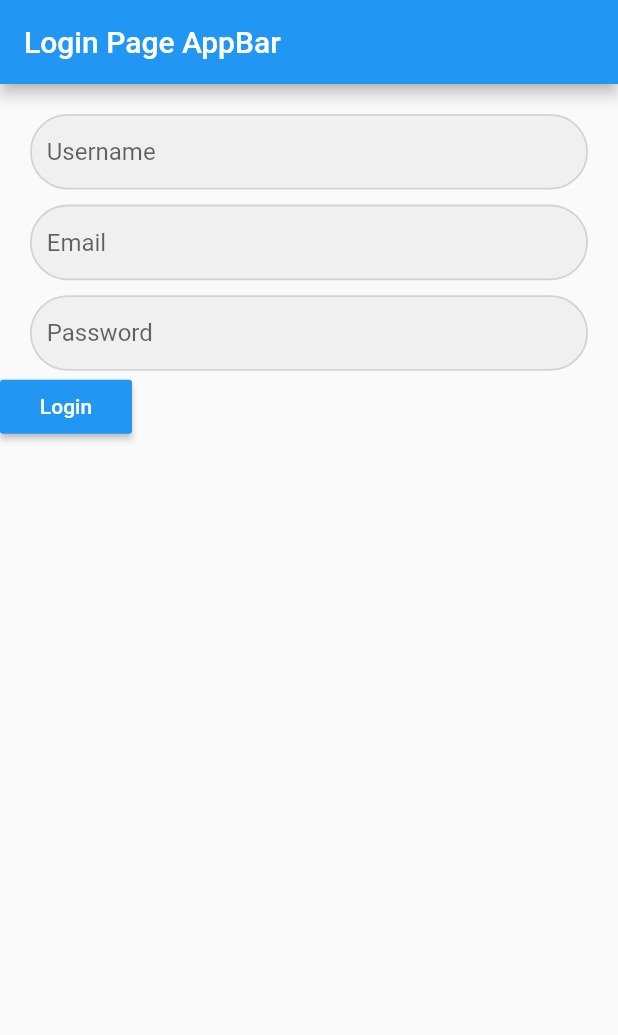
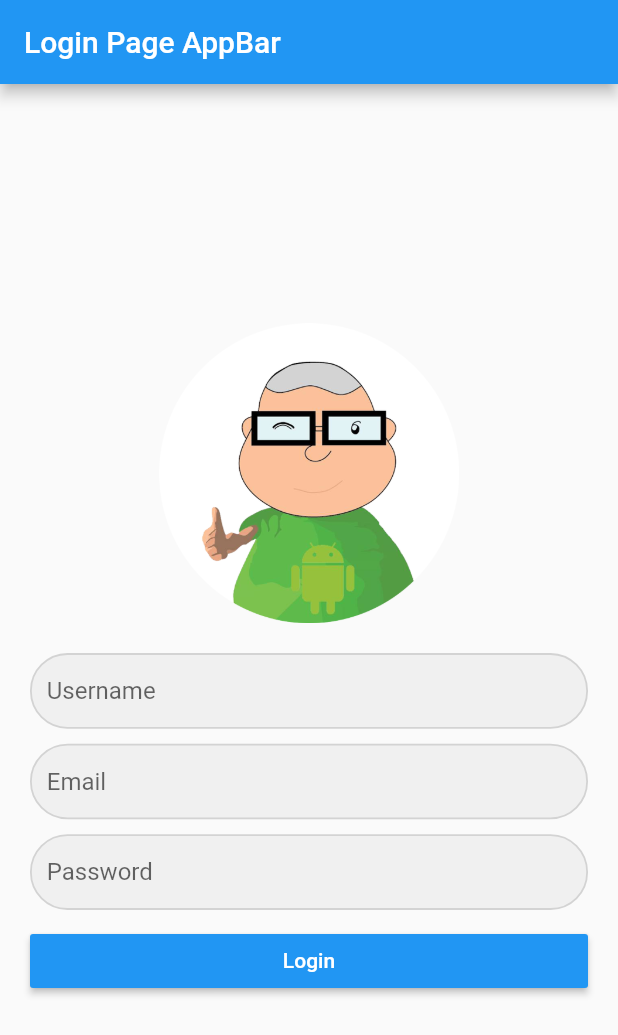
Before and after one commit to masterUNG/textfield, a Flutter app: the screen it shows after launch, after a tap on "Login", on a phone screen of 412 x 824 dp. Shown: the top 1035 px of the screen. Run offline on Flutter 3.47's test engine with Material 2 defaults, Android fonts, the phone set to English and light mode, and no system bars.

Commit message:
update 26July

```diff
--- a/lib/loginPage.dart
+++ b/lib/loginPage.dart
@@ -1,4 +1,5 @@
 import 'package:flutter/material.dart';
+import 'user.dart';
 
 class LoginPage extends StatefulWidget {
   @override
@@ -6,6 +7,8 @@ class LoginPage extends StatefulWidget {
 }
 
 class _LoginPageState extends State<LoginPage> {
+  final User user = new User();
+
   @override
   Widget build(BuildContext context) {
     final TextField _txtUserName = new TextField(
@@ -16,6 +19,11 @@ class _LoginPageState extends State<LoginPage> {
       ),
       keyboardType: TextInputType.text,
       autocorrect: false,
+      onChanged: (text) {
+        setState(() {
+          this.user.userNameString = text;
+        });
+      },
     );
 
     final TextField _txtEmail = new TextField(
@@ -26,6 +34,11 @@ class _LoginPageState extends State<LoginPage> {
       ),
       keyboardType: TextInputType.text,
       autocorrect: false,
+      onChanged: (text) {
+        setState(() {
+          this.user.emailString = text;
+        });
+      },
     );
 
     final TextField _txtPassword = new TextField(
@@ -37,6 +50,11 @@ class _LoginPageState extends State<LoginPage> {
       keyboardType: TextInputType.text,
       autocorrect: false,
       obscureText: true,
+        onChanged: (text){
+        setState(() {
+          this.user.passwordString = text;
+        });
+        },
     );
 
     return new Scaffold(
@@ -44,9 +62,16 @@ class _LoginPageState extends State<LoginPage> {
         title: new Text("Login Page AppBar"),
       ),
       body: new Column(
+        mainAxisAlignment: MainAxisAlignment.center,
         children: <Widget>[
           new Container(
-            margin: new EdgeInsets.only(left: 20.0, right: 20.0, bottom: 10.0, top: 20.0),
+            width: 200.0,
+            height: 200.0,
+            child: new Image.asset('images/masterung_round.png'),
+          ),
+          new Container(
+            margin: new EdgeInsets.only(
+                left: 20.0, right: 20.0, bottom: 10.0, top: 20.0),
             decoration: new BoxDecoration(
                 color: Color.fromARGB(255, 240, 240, 240),
                 border: new Border.all(width: 1.2, color: Colors.black12),
@@ -68,20 +93,27 @@ class _LoginPageState extends State<LoginPage> {
             decoration: new BoxDecoration(
                 color: Color.fromARGB(255, 240, 240, 240),
                 border: new Border.all(width: 1.2, color: Colors.black12),
-              borderRadius: new BorderRadius.all(const Radius.circular(25.0))
-            ),
+                borderRadius:
+                    new BorderRadius.all(const Radius.circular(25.0))),
             child: _txtPassword,
           ),
-          new Row(
+          new Container(
+            margin: EdgeInsets.only(left: 20.0, right: 20.0, top: 10.0),
+            child: new Row(
               children: <Widget>[
-              new RaisedButton(
+                new Expanded(
+                    child: new RaisedButton(
+                  child: new Text("Login"),
                   textColor: Colors.white,
                   color: Colors.blue,
-                  child: new Text("Login"),
-                  onPressed: (){
-
-              }),
+                  onPressed: () {
+                    print('userNameString ==> ${user.userNameString}');
+                    print('emailString ==> ${user.emailString}');
+                    print('passwordString ==> ${user.passwordString}');
+                  },
+                )),
               ],
+            ),
           ),
         ],
       ),
--- /dev/null
+++ b/lib/user.dart
@@ -0,0 +1,5 @@
+class User {
+  String userNameString;
+  String emailString;
+  String passwordString;
+}
--- a/pubspec.yaml
+++ b/pubspec.yaml
@@ -30,6 +30,9 @@ flutter:
   #  - images/a_dot_burr.jpeg
   #  - images/a_dot_ham.jpeg
 
+  assets:
+   - images/masterung_round.png
+
   # An image asset can refer to one or more resolution-specific "variants", see
   # https://flutter.io/assets-and-images/#resolution-aware.
 
```
Also changed, not shown: images/masterung_round.png (added), 1 other file. Lines whose indentation alone changed are shown as unchanged.
